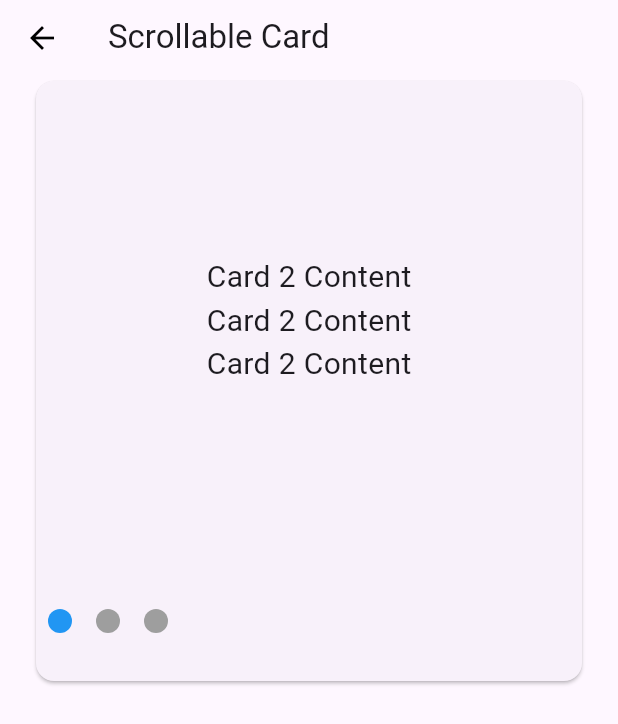
After one commit to Mamgain777/testing_widgets, a Flutter app: the TestScrollableCard screen opened directly, on a phone screen of 412 x 824 dp. The commit adds this screen. Shown: the top 724 px of the screen. Run offline on Flutter 3.47's test engine with Material 3 defaults, Android fonts, the phone set to English and light mode, and no system bars; our stand-ins replace carousel_slider, fl_chart, multi_dropdown.

```diff
--- /dev/null
+++ b/lib/screens/test_scroolable_card.dart
@@ -0,0 +1,125 @@
+import 'package:flutter/material.dart';
+import 'package:testing_widgets/common/common_appbar.dart';
+
+class TestScrollableCard extends StatefulWidget {
+  const TestScrollableCard({
+    super.key,
+  });
+
+  @override
+  State<TestScrollableCard> createState() => _TestScrollableCardState();
+}
+
+class _TestScrollableCardState extends State<TestScrollableCard> {
+  List sections = [
+    [
+      'Card 1 Content',
+      'Card 1 Content',
+      'Card 1 Content',
+    ],
+    [
+      'Card 2 Content',
+      'Card 2 Content',
+      'Card 2 Content',
+    ],
+    [
+      'Card 3 Content',
+      'Card 3 Content',
+      'Card 3 Content',
+    ],
+  ];
+
+  late PageController _pageController;
+  int _currentPageIndex = 0;
+
+  @override
+  void initState() {
+    super.initState();
+    _pageController = PageController(initialPage: 1);
+    _pageController.addListener(() {
+      setState(() {
+        _currentPageIndex =
+            (_pageController.page!.round() + 2) % sections.length;
+      });
+    });
+  }
+
+  @override
+  void dispose() {
+    _pageController.dispose();
+    super.dispose();
+  }
+
+  @override
+  Widget build(BuildContext context) {
+    return Scaffold(
+      appBar: const PreferredSize(
+        preferredSize: Size.fromHeight(50),
+        child: CommonAppbar(appbarTitle: "Scrollable Card"),
+      ),
+      body: Padding(
+        padding: const EdgeInsets.only(left: 20.0, right: 20.0),
+        child: Card(
+          child: SizedBox(
+            height: 400,
+            child: Column(
+              children: [
+                Expanded(
+                  flex: 4,
+                  child: PageView.builder(
+                    controller: _pageController,
+                    itemCount: sections.length + 2,
+                    itemBuilder: (context, index) {
+                      return buildCard(sections[index % sections.length]);
+                    },
+                  ),
+                ),
+                Expanded(
+                  flex: 1,
+                  child: buildBulletPoints(),
+                ),
+              ],
+            ),
+          ),
+        ),
+      ),
+    );
+  }
+
+  Widget buildCard(List<String> content) {
+    return Column(
+      mainAxisAlignment: MainAxisAlignment.center,
+      children: [
+        Text(
+          content[0],
+          style: const TextStyle(fontSize: 20),
+        ),
+        Text(
+          content[1],
+          style: const TextStyle(fontSize: 20),
+        ),
+        Text(
+          content[2],
+          style: const TextStyle(fontSize: 20),
+        ),
+      ],
+    );
+  }
+
+  Widget buildBulletPoints() {
+    return ListView.builder(
+      itemCount: sections.length,
+      scrollDirection: Axis.horizontal,
+      itemBuilder: (context, index) {
+        return Padding(
+          padding: const EdgeInsets.all(8.0),
+          child: CircleAvatar(
+            backgroundColor:
+                _currentPageIndex == index ? Colors.blue : Colors.grey,
+            radius: 8,
+          ),
+        );
+      },
+    );
+  }
+}
--- a/pubspec.yaml
+++ b/pubspec.yaml
@@ -38,6 +38,7 @@ dependencies:
   fl_chart: ^0.65.0
   multi_dropdown: ^2.1.2
   omni_datetime_picker: ^1.0.9
+  carousel_slider: ^4.2.1
 
 dev_dependencies:
   flutter_test:
```
Also changed, not shown: lib/screens/scroolable_card.dart (+56 -32 lines), lib/widgets/controller.dart (added), pubspec.lock.
